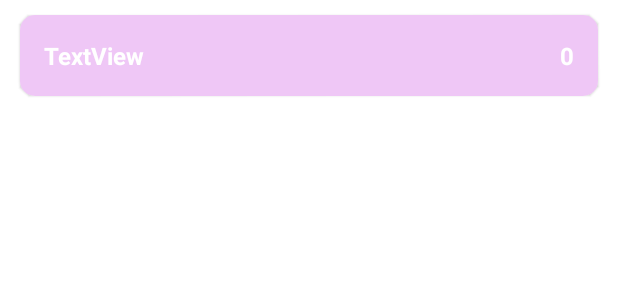
After one commit to EvgeniyMEVO/Shoping_List_CA, an Android app: the layout item_shop_disabled.xml on its own in the app's theme, with its tools: preview values and no code run, on a phone screen of 412 x 824 dp. The commit adds this screen. Shown: the top 300 px of the screen. Run offline under Robolectric (Android 15) with nearby library versions, the phone set to English and light mode, and no system bars.

Commit message:
Filling layout

```diff
--- a/app/src/main/java/com/example/shopinglistca/data/ShopListRepositoryImpl.kt
+++ b/app/src/main/java/com/example/shopinglistca/data/ShopListRepositoryImpl.kt
@@ -53,6 +53,7 @@ object ShopListRepositoryImpl: ShopListRepository {
     }
 
     private fun updateList(){
+        //сделаем копию чтобы поток данных всегда содержал снимок текущего состояния shopList, а не ссылку на исходный объект shopList
         shopListLD.value = shopList.toList()
     }
 }
--- a/app/src/main/java/com/example/shopinglistca/presentation/MainActivity.kt
+++ b/app/src/main/java/com/example/shopinglistca/presentation/MainActivity.kt
@@ -9,6 +9,7 @@ import com.example.shopinglistca.R
 class MainActivity : AppCompatActivity() {
 
     private lateinit var viewModel: MainViewModel
+
     override fun onCreate(savedInstanceState: Bundle?) {
         super.onCreate(savedInstanceState)
         setContentView(R.layout.activity_main)
@@ -16,6 +17,7 @@ class MainActivity : AppCompatActivity() {
         viewModel = ViewModelProvider(this)[MainViewModel::class.java]
         viewModel.shopList.observe(this){
             Log.d("MainActivityTest", it.toString())
+
         }
     }
 }
--- /dev/null
+++ b/app/src/main/res/layout/item_shop_disabled.xml
@@ -0,0 +1,43 @@
+<?xml version="1.0" encoding="utf-8"?>
+<androidx.cardview.widget.CardView xmlns:android="http://schemas.android.com/apk/res/android"
+    xmlns:app="http://schemas.android.com/apk/res-auto"
+    android:layout_width="match_parent"
+    android:layout_height="wrap_content"
+    android:layout_marginStart="8dp"
+    android:layout_marginTop="4dp"
+    android:layout_marginEnd="8dp"
+    android:layout_marginBottom="4dp"
+    android:background="#FFFFFF"
+    app:cardCornerRadius="10dp"
+    app:cardElevation="1dp"
+    app:cardUseCompatPadding="true">
+
+
+    <LinearLayout
+        android:layout_width="match_parent"
+        android:layout_height="wrap_content"
+        android:background="#EFC7F6"
+        android:orientation="horizontal"
+        android:padding="16dp">
+
+        <TextView
+            android:id="@+id/tv_name"
+            android:layout_width="0dp"
+            android:layout_height="wrap_content"
+            android:layout_weight="1"
+            android:text="TextView"
+            android:textColor="@color/white"
+            android:textSize="16sp"
+            android:textStyle="bold" />
+
+        <TextView
+            android:id="@+id/tv_count"
+            android:layout_width="wrap_content"
+            android:layout_height="wrap_content"
+            android:text="0"
+            android:textColor="@color/white"
+            android:textSize="16sp"
+            android:textStyle="bold" />
+
+    </LinearLayout>
+</androidx.cardview.widget.CardView>
```
Also changed, not shown: app/src/main/res/layout/activity_main.xml (+20 -5 lines), app/src/main/res/layout/item_shop_enabled.xml (added, +42 -0 lines).
